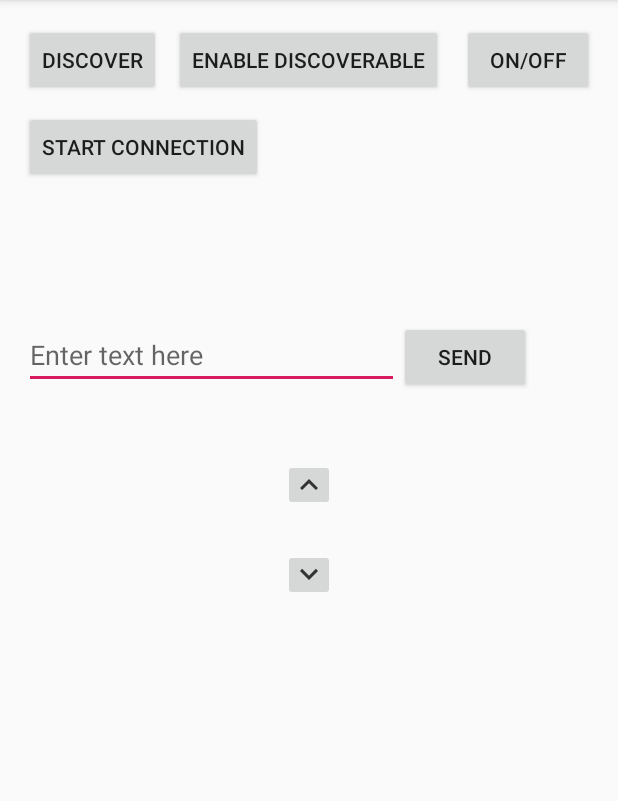
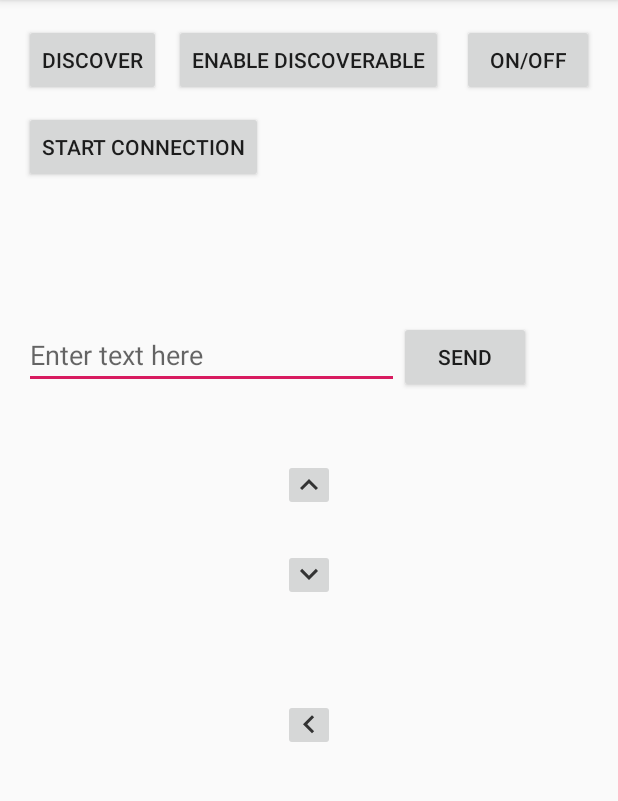
Before and after one commit to DIT112-V19/group-01, an Android app: the screen it shows after launch (MainActivity), after a tap on "PLAY", on a phone screen of 412 x 824 dp, the part 84-885 px from its top. Run offline under Robolectric (Android 15) with nearby library versions, the phone set to English and light mode, and no system bars.

Commit message:
left arrow icon and functionality added

```diff
--- a/BtSendData/app/src/main/java/com/example/myapplication/MainActivity.java
+++ b/BtSendData/app/src/main/java/com/example/myapplication/MainActivity.java
@@ -23,7 +23,7 @@ import java.util.ArrayList;
 import java.util.UUID;
 
 
-public class MainActivity extends AppCompatActivity implements AdapterView.OnItemClickListener{
+public class MainActivity extends AppCompatActivity implements AdapterView.OnItemClickListener {
     private static final String TAG = "MainActivity";
 
     BluetoothAdapter mBluetoothAdapter;
@@ -32,9 +32,10 @@ public class MainActivity extends AppCompatActivity implements AdapterView.OnIte
     Button btnStartConnection;
     Button btnSend;
     EditText etSend;
-    ImageButton upward_arrow ;
+
+    ImageButton upward_arrow;
     ImageButton downward_arrow;
-
+    ImageButton left_arrow;
 
 
     private static final UUID MY_UUID_INSECURE =
@@ -58,7 +59,7 @@ public class MainActivity extends AppCompatActivity implements AdapterView.OnIte
             if (action.equals(mBluetoothAdapter.ACTION_STATE_CHANGED)) {
                 final int state = intent.getIntExtra(BluetoothAdapter.EXTRA_STATE, mBluetoothAdapter.ERROR);
 
-                switch(state){
+                switch (state) {
                     case BluetoothAdapter.STATE_OFF:
                         Log.d(TAG, "onReceive: STATE OFF");
                         break;
@@ -115,8 +116,6 @@ public class MainActivity extends AppCompatActivity implements AdapterView.OnIte
     };
 
 
-
-
     /**
      * Broadcast Receiver for listing devices that are not yet paired
      * -Executed by btnDiscover() method.
@@ -127,8 +126,8 @@ public class MainActivity extends AppCompatActivity implements AdapterView.OnIte
             final String action = intent.getAction();
             Log.d(TAG, "onReceive: ACTION FOUND.");
 
-            if (action.equals(BluetoothDevice.ACTION_FOUND)){
-                BluetoothDevice device = intent.getParcelableExtra (BluetoothDevice.EXTRA_DEVICE);
+            if (action.equals(BluetoothDevice.ACTION_FOUND)) {
+                BluetoothDevice device = intent.getParcelableExtra(BluetoothDevice.EXTRA_DEVICE);
                 mBTDevices.add(device);
                 Log.d(TAG, "onReceive: " + device.getName() + ": " + device.getAddress());
                 mDeviceListAdapter = new DeviceListAdapter(context, R.layout.device_adapter_view, mBTDevices);
@@ -145,11 +144,11 @@ public class MainActivity extends AppCompatActivity implements AdapterView.OnIte
         public void onReceive(Context context, Intent intent) {
             final String action = intent.getAction();
 
-            if(action.equals(BluetoothDevice.ACTION_BOND_STATE_CHANGED)){
+            if (action.equals(BluetoothDevice.ACTION_BOND_STATE_CHANGED)) {
                 BluetoothDevice mDevice = intent.getParcelableExtra(BluetoothDevice.EXTRA_DEVICE);
                 //3 cases:
                 //case1: bonded already
-                if (mDevice.getBondState() == BluetoothDevice.BOND_BONDED){
+                if (mDevice.getBondState() == BluetoothDevice.BOND_BONDED) {
                     Log.d(TAG, "BroadcastReceiver: BOND_BONDED.");
                     mBTDevice = mDevice;
                 }
@@ -164,7 +163,6 @@ public class MainActivity extends AppCompatActivity implements AdapterView.OnIte
             }
         }
     };
-
 
 
     @Override
@@ -188,10 +186,14 @@ public class MainActivity extends AppCompatActivity implements AdapterView.OnIte
         mBTDevices = new ArrayList<>();
 
         btnStartConnection = (Button) findViewById(R.id.btnStartConnection);
+
         upward_arrow = (ImageButton) findViewById(R.id.arrows_UP);
         downward_arrow = (ImageButton) findViewById(R.id.arrows_DOWN);
+        left_arrow = (ImageButton) findViewById(R.id.arrows_LEFT);
+
         btnSend = (Button) findViewById(R.id.btnSend);
         etSend = (EditText) findViewById(R.id.editText);
+
         //Broadcasts when bond state changes (ie:pairing)
         IntentFilter filter = new IntentFilter(BluetoothDevice.ACTION_BOND_STATE_CHANGED);
         registerReceiver(mBroadcastReceiver4, filter);
@@ -208,23 +210,26 @@ public class MainActivity extends AppCompatActivity implements AdapterView.OnIte
                 String w = "w";
                 byte[] bytes = w.getBytes(Charset.defaultCharset());
                 mBluetoothConnection.write(bytes);
-
-
-
             }
         });
+
         downward_arrow.setOnClickListener(new View.OnClickListener() {
             @Override
             public void onClick(View v) {
                 String w = "s";
                 byte[] bytes = w.getBytes(Charset.defaultCharset());
                 mBluetoothConnection.write(bytes);
-
-
-
             }
         });
 
+        left_arrow.setOnClickListener(new View.OnClickListener() {
+            @Override
+            public void onClick(View v) {
+                String w = "a";
+                byte[] bytes = w.getBytes(Charset.defaultCharset());
+                mBluetoothConnection.write(bytes);
+            }
+        });
 
         btnONOFF.setOnClickListener(new View.OnClickListener() {
             @Override
@@ -234,38 +239,38 @@ public class MainActivity extends AppCompatActivity implements AdapterView.OnIte
             }
         });
 
-        btnStartConnection.setOnClickListener(new View.OnClickListener(){
+        btnStartConnection.setOnClickListener(new View.OnClickListener() {
             @Override
-            public void onClick(View view){
+            public void onClick(View view) {
                 startConnection();
             }
         });
 
-        btnSend.setOnClickListener(new View.OnClickListener(){
+        btnSend.setOnClickListener(new View.OnClickListener() {
             @Override
-            public void onClick(View view){
+            public void onClick(View view) {
                 byte[] bytes = etSend.getText().toString().getBytes(Charset.defaultCharset());
                 mBluetoothConnection.write(bytes);
             }
         });
     }
 
-    public void startConnection(){
+    public void startConnection() {
         startBTConnection(mBTDevice, MY_UUID_INSECURE);
     }
 
     //chat service method
-    public void startBTConnection(BluetoothDevice device, UUID uuid){
+    public void startBTConnection(BluetoothDevice device, UUID uuid) {
         Log.d(TAG, "startBTConnection: Initializing RFCOM BLuetooth Connection.");
         mBluetoothConnection.startClient(device, uuid);
     }
 
 
-    public void enableDisableBT(){
-        if(mBluetoothAdapter == null){
+    public void enableDisableBT() {
+        if (mBluetoothAdapter == null) {
             Log.d(TAG, "enableDisableBT: Does not have BT capabilities.");
         }
-        if(!mBluetoothAdapter.isEnabled()){
+        if (!mBluetoothAdapter.isEnabled()) {
             Log.d(TAG, "enableDisableBT: enabling BT.");
             Intent enableBTIntent = new Intent(BluetoothAdapter.ACTION_REQUEST_ENABLE);
             startActivity(enableBTIntent);
@@ -273,7 +278,7 @@ public class MainActivity extends AppCompatActivity implements AdapterView.OnIte
             IntentFilter BTIntent = new IntentFilter(BluetoothAdapter.ACTION_STATE_CHANGED);
             registerReceiver(mBroadcastReceiver1, BTIntent);
         }
-        if(mBluetoothAdapter.isEnabled()){
+        if (mBluetoothAdapter.isEnabled()) {
             Log.d(TAG, "enableDisableBT: disabling BT.");
             mBluetoothAdapter.disable();
 
@@ -292,14 +297,14 @@ public class MainActivity extends AppCompatActivity implements AdapterView.OnIte
         startActivity(discoverableIntent);
 
         IntentFilter intentFilter = new IntentFilter(mBluetoothAdapter.ACTION_SCAN_MODE_CHANGED);
-        registerReceiver(mBroadcastReceiver2,intentFilter);
+        registerReceiver(mBroadcastReceiver2, intentFilter);
 
     }
 
     public void btnDiscover(View view) {
         Log.d(TAG, "btnDiscover: Looking for unpaired devices.");
 
-        if(mBluetoothAdapter.isDiscovering()){
+        if (mBluetoothAdapter.isDiscovering()) {
             mBluetoothAdapter.cancelDiscovery();
             Log.d(TAG, "btnDiscover: Canceling discovery.");
 
@@ -310,7 +315,7 @@ public class MainActivity extends AppCompatActivity implements AdapterView.OnIte
             IntentFilter discoverDevicesIntent = new IntentFilter(BluetoothDevice.ACTION_FOUND);
             registerReceiver(mBroadcastReceiver3, discoverDevicesIntent);
         }
-        if(!mBluetoothAdapter.isDiscovering()){
+        if (!mBluetoothAdapter.isDiscovering()) {
 
             //check BT permissions in manifest
             checkBTPermissions();
@@ -325,18 +330,18 @@ public class MainActivity extends AppCompatActivity implements AdapterView.OnIte
      * This method is required for all devices running API23+
      * Android must programmatically check the permissions for bluetooth. Putting the proper permissions
      * in the manifest is not enough.
-     *
+     * <p>
      * NOTE: This will only execute on versions > LOLLIPOP because it is not needed otherwise.
      */
     private void checkBTPermissions() {
-        if(Build.VERSION.SDK_INT > Build.VERSION_CODES.LOLLIPOP){
+        if (Build.VERSION.SDK_INT > Build.VERSION_CODES.LOLLIPOP) {
             int permissionCheck = this.checkSelfPermission("Manifest.permission.ACCESS_FINE_LOCATION");
             permissionCheck += this.checkSelfPermission("Manifest.permission.ACCESS_COARSE_LOCATION");
             if (permissionCheck != 0) {
 
                 this.requestPermissions(new String[]{Manifest.permission.ACCESS_FINE_LOCATION, Manifest.permission.ACCESS_COARSE_LOCATION}, 1001); //Any number
             }
-        }else{
+        } else {
             Log.d(TAG, "checkBTPermissions: No need to check permissions. SDK version < LOLLIPOP.");
         }
     }
@@ -355,7 +360,7 @@ public class MainActivity extends AppCompatActivity implements AdapterView.OnIte
 
         //create the bond.
         //NOTE: Requires API 17+? I think this is JellyBean
-        if(Build.VERSION.SDK_INT > Build.VERSION_CODES.JELLY_BEAN_MR2){
+        if (Build.VERSION.SDK_INT > Build.VERSION_CODES.JELLY_BEAN_MR2) {
             Log.d(TAG, "Trying to pair with " + deviceName);
             mBTDevices.get(i).createBond();
             mBTDevice = mBTDevices.get(i);
--- /dev/null
+++ b/BtSendData/app/src/main/res/drawable-anydpi/arrows_left.xml
@@ -0,0 +1,10 @@
+<vector xmlns:android="http://schemas.android.com/apk/res/android"
+    android:width="24dp"
+    android:height="24dp"
+    android:viewportWidth="24"
+    android:viewportHeight="24"
+    android:tint="#333333">
+    <path
+        android:fillColor="#FF000000"
+        android:pathData="M15.41,16.09l-4.58,-4.59 4.58,-4.59L14,5.5l-6,6 6,6z"/>
+</vector>
--- a/BtSendData/app/src/main/res/layout/activity_main.xml
+++ b/BtSendData/app/src/main/res/layout/activity_main.xml
@@ -1,93 +1,107 @@
 <?xml version="1.0" encoding="utf-8"?>
-<RelativeLayout
-    xmlns:android="http://schemas.android.com/apk/res/android"
+<RelativeLayout xmlns:android="http://schemas.android.com/apk/res/android"
     xmlns:tools="http://schemas.android.com/tools"
     android:id="@+id/activity_main"
     android:layout_width="match_parent"
     android:layout_height="match_parent"
+    android:paddingLeft="16dp"
+    android:paddingTop="16dp"
+    android:paddingRight="16dp"
     android:paddingBottom="16dp"
-    android:paddingLeft="16dp"
-    android:paddingRight="16dp"
-    android:paddingTop="16dp"
     tools:context=".MainActivity">
 
     <Button
-        android:text="ON/OFF"
+        android:id="@+id/btnONOFF"
         android:layout_width="wrap_content"
         android:layout_height="wrap_content"
         android:layout_alignParentTop="true"
         android:layout_alignParentRight="true"
-        android:id="@+id/btnONOFF"/>
+        android:text="ON/OFF"
+        />
 
     <Button
-        android:text="Enable Discoverable"
+        android:id="@+id/btnDiscoverable_on_off"
         android:layout_width="wrap_content"
         android:layout_height="wrap_content"
-        android:id="@+id/btnDiscoverable_on_off"
+        android:layout_alignParentTop="true"
+        android:layout_centerHorizontal="true"
         android:onClick="btnEnableDisable_Discoverable"
-        android:layout_alignParentTop="true"
-        android:layout_centerHorizontal="true"/>
+        android:text="Enable Discoverable"
+        />
 
     <Button
+        android:id="@+id/btnFindUnpairedDevices"
         android:layout_width="wrap_content"
         android:layout_height="wrap_content"
-        android:id="@+id/btnFindUnpairedDevices"
+        android:onClick="btnDiscover"
         android:text="Discover"
-        android:onClick="btnDiscover"/>
+        />
 
 
     <ListView
-        android:layout_below="@+id/btnFindUnpairedDevices"
+        android:id="@+id/lvNewDevices"
         android:layout_width="match_parent"
         android:layout_height="150dp"
-        android:id="@+id/lvNewDevices"/>
+        android:layout_below="@+id/btnFindUnpairedDevices"
+        />
 
     <Button
-        android:layout_marginTop="10dp"
+        android:id="@+id/btnStartConnection"
         android:layout_width="wrap_content"
         android:layout_height="wrap_content"
         android:layout_below="@+id/btnFindUnpairedDevices"
-        android:id="@+id/btnStartConnection"
-        android:text="Start Connection"/>
+        android:layout_marginTop="10dp"
+        android:text="Start Connection"
+        />
 
     <EditText
+        android:id="@+id/editText"
         android:layout_width="250dp"
         android:layout_height="wrap_content"
-        android:hint="Enter text here"
         android:layout_below="@+id/lvNewDevices"
         android:layout_alignParentStart="true"
-        android:id="@+id/editText"/>
+        android:hint="Enter text here"
+        />
 
     <Button
+        android:id="@+id/btnSend"
         android:layout_width="wrap_content"
         android:layout_height="wrap_content"
+        android:layout_below="@id/lvNewDevices"
+        android:layout_toRightOf="@+id/editText"
         android:text="Send"
-        android:id="@+id/btnSend"
-        android:layout_toRightOf="@+id/editText"
-        android:layout_below="@id/lvNewDevices"/>
-
-    <ImageButton
-        android:src="@drawable/upward_arrow"
-        android:layout_width="wrap_content"
-        android:layout_height="wrap_content"
-        android:padding="5dp"
-        android:id="@+id/arrows_UP"
-        android:layout_centerHorizontal="true"
-        android:layout_marginTop="290dp"
-
-        />
-    <ImageButton
-        android:src="@drawable/downward_arrow"
-        android:layout_width="wrap_content"
-        android:layout_height="wrap_content"
-        android:padding="5dp"
-        android:id="@+id/arrows_DOWN"
-        android:layout_centerHorizontal="true"
-        android:layout_marginTop="350dp"
-
         />
 
 
+    <ImageButton
+        android:id="@+id/arrows_UP"
+        android:layout_width="wrap_content"
+        android:layout_height="wrap_content"
+        android:layout_centerHorizontal="true"
+        android:layout_marginTop="290dp"
+        android:padding="5dp"
+        android:src="@drawable/upward_arrow"
+        />
+
+    <ImageButton
+        android:id="@+id/arrows_DOWN"
+        android:layout_width="wrap_content"
+        android:layout_height="wrap_content"
+        android:layout_centerHorizontal="true"
+        android:layout_marginTop="350dp"
+        android:padding="5dp"
+        android:src="@drawable/downward_arrow"
+        />
+
+    <ImageButton
+        android:id="@+id/arrows_LEFT"
+        android:layout_width="wrap_content"
+        android:layout_height="wrap_content"
+        android:layout_centerHorizontal="true"
+        android:layout_marginTop="450dp"
+        android:padding="5dp"
+        android:src="@drawable/arrows_left"
+        />
 
 
 </RelativeLayout>
```
Also changed, not shown: BtSendData/app/src/main/java/com/example/myapplication/optionsPage.java (line endings or trailing spaces), BtSendData/app/src/main/res/drawable-hdpi/arrows_left.png (added), BtSendData/app/src/main/res/drawable-mdpi/arrows_left.png (added), BtSendData/app/src/main/res/drawable-xhdpi/arrows_left.png (added), BtSendData/app/src/main/res/drawable-xxhdpi/arrows_left.png (added), 1 other file.
